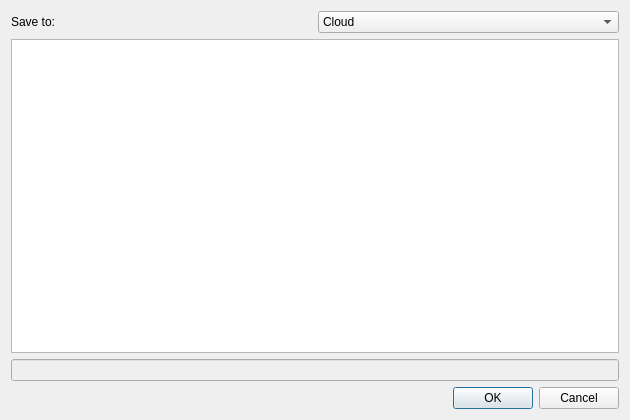
Qt form src/pythonGui/dialogs/projectdialog.ui (European-XFEL/Karabo) before a commit.
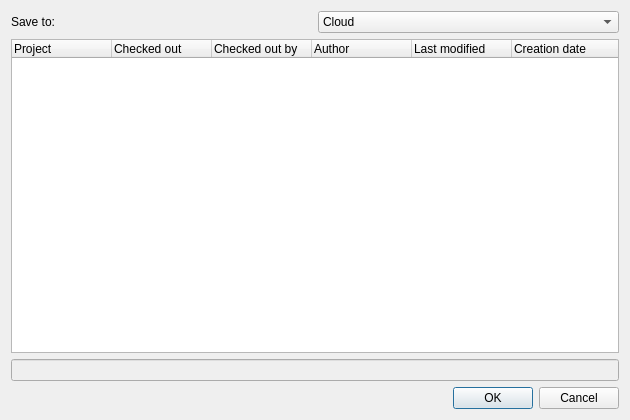
The same form after that commit.

Commit message: - start parse projects including meta-data

What changed in the file:
```diff
--- a/src/pythonGui/dialogs/projectdialog.ui
+++ b/src/pythonGui/dialogs/projectdialog.ui
@@ -47,7 +47,38 @@
         <number>0</number>
        </property>
        <item>
-        <widget class="QListWidget" name="lwProjects"/>
+        <widget class="QTreeWidget" name="twProjects">
+         <column>
+          <property name="text">
+           <string>Project</string>
+          </property>
+         </column>
+         <column>
+          <property name="text">
+           <string>Checked out</string>
+          </property>
+         </column>
+         <column>
+          <property name="text">
+           <string>Checked out by</string>
+          </property>
+         </column>
+         <column>
+          <property name="text">
+           <string>Author</string>
+          </property>
+         </column>
+         <column>
+          <property name="text">
+           <string>Last modified</string>
+          </property>
+         </column>
+         <column>
+          <property name="text">
+           <string>Creation date</string>
+          </property>
+         </column>
+        </widget>
        </item>
       </layout>
      </widget>
```
The commit also changes 6 other files.
